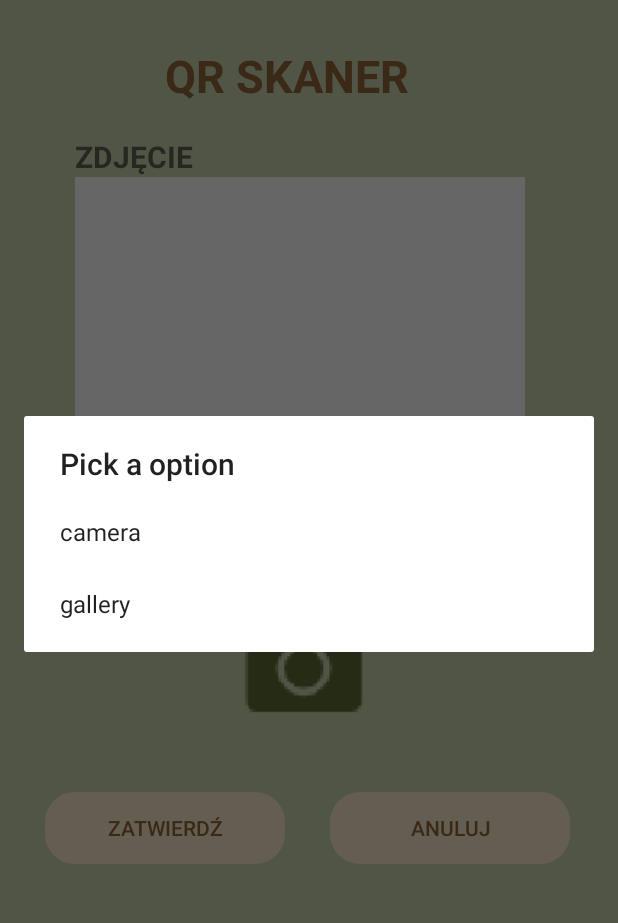
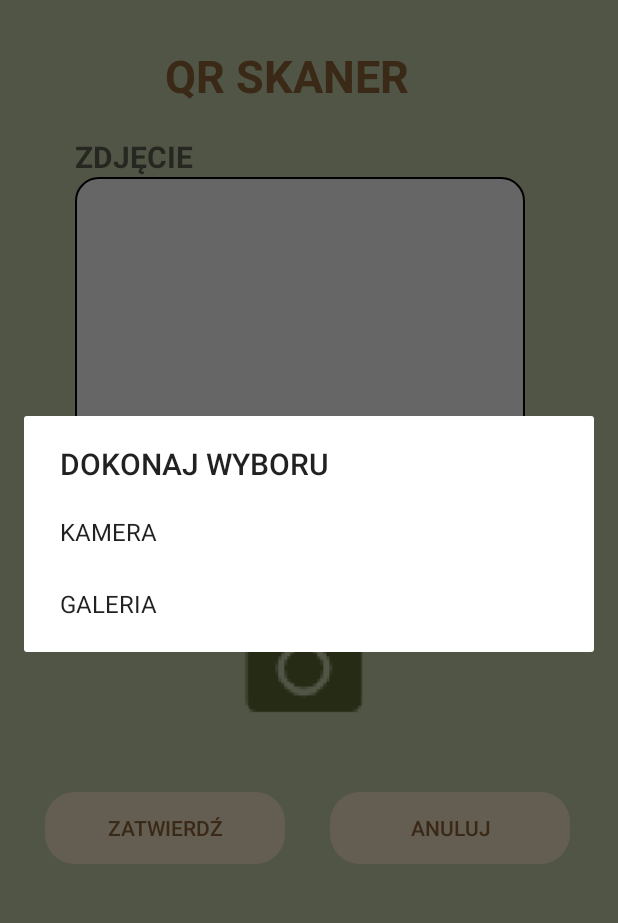
Before and after one commit to JacobChojnacki/Allergic_Detector_Application, an Android app: the QrPhoto screen opened directly, with no data from a screen before it, after a tap on "camera button", on a phone screen of 412 x 824 dp, the part 84-1007 px from its top. Run offline under Robolectric (Android 15) with nearby library versions, the phone set to English and light mode, and no system bars; our stand-ins replace Firebase (no records; nobody signed in at launch, a user with empty details on screens opened directly), data binding; libraries missing offline, so code that uses them is left out: com.google.mlkit.vision; 4 statements that could not run were skipped.

Commit message:
06.12.2022

```diff
--- a/app/src/main/java/com/example/allergicdetectorapplication/photo/QrPhoto.kt
+++ b/app/src/main/java/com/example/allergicdetectorapplication/photo/QrPhoto.kt
@@ -120,10 +120,10 @@ class QrPhoto : AppCompatActivity() {
         }
 
         btnScanBarcode.setOnClickListener {
-            val options = arrayOf("camera", "gallery")
+            val options = arrayOf("KAMERA", "GALERIA")
 
             val builder = AlertDialog.Builder(this@QrPhoto)
-            builder.setTitle("Pick a option")
+            builder.setTitle("DOKONAJ WYBORU")
 
             builder.setItems(options) { _, which ->
                 if (which == 0) {
--- /dev/null
+++ b/app/src/main/res/drawable/border.xml
@@ -0,0 +1,8 @@
+<?xml version="1.0" encoding="UTF-8"?>
+<shape xmlns:android="http://schemas.android.com/apk/res/android">
+    <solid android:color="#FFFFFF" />
+    <stroke android:width="1dp" android:color="#000000" />
+    <padding android:left="1dp" android:top="1dp" android:right="1dp"
+        android:bottom="1dp" />
+    <corners android:radius="15dp"/>
+</shape>
--- /dev/null
+++ b/app/src/main/res/drawable/hover.xml
@@ -0,0 +1,4 @@
+<?xml version="1.0" encoding="utf-8"?>
+<selector xmlns:android="http://schemas.android.com/apk/res/android">
+
+</selector>
--- /dev/null
+++ b/app/src/main/res/drawable/ripple.xml
@@ -0,0 +1,10 @@
+<?xml version="1.0" encoding="utf-8"?>
+<ripple xmlns:android="http://schemas.android.com/apk/res/android"
+    android:color="#0A8824">
+    <item>
+        <shape android:shape="rectangle">
+            <solid android:color="@color/button_color" />
+            <corners android:radius="20dp" />
+        </shape>
+    </item>
+</ripple>
--- a/app/src/main/res/layout/activity_allergens.xml
+++ b/app/src/main/res/layout/activity_allergens.xml
@@ -38,7 +38,7 @@
             android:layout_width="150sp"
             android:layout_height="50sp"
             android:layout_marginTop="20sp"
-            android:background="@drawable/button_background"
+            android:background="@drawable/ripple"
             android:text="@string/btn_add_allergen" />
 
         <androidx.appcompat.widget.AppCompatButton
@@ -47,7 +47,7 @@
             android:layout_height="50sp"
             android:layout_marginStart="40sp"
             android:layout_marginTop="20sp"
-            android:background="@drawable/button_background"
+            android:background="@drawable/ripple"
             android:text="@string/cancel" />
     </LinearLayout>
 </LinearLayout>
--- a/app/src/main/res/layout/activity_check_product.xml
+++ b/app/src/main/res/layout/activity_check_product.xml
@@ -25,7 +25,7 @@
         android:layout_height="wrap_content"
         android:layout_marginHorizontal="60sp"
         android:layout_marginTop="80sp"
-        android:background="@drawable/button_background"
+        android:background="@drawable/ripple"
         android:text="@string/after_qr"
         android:textColor="@color/text_color" />
 
@@ -35,7 +35,7 @@
         android:layout_height="wrap_content"
         android:layout_marginHorizontal="60sp"
         android:layout_marginTop="30sp"
-        android:background="@drawable/button_background"
+        android:background="@drawable/ripple"
         android:text="@string/after_ingredients_photo"
         android:textColor="@color/text_color" />
 
@@ -45,7 +45,7 @@
         android:layout_height="wrap_content"
         android:layout_marginHorizontal="110sp"
         android:layout_marginTop="100sp"
-        android:background="@drawable/button_background"
+        android:background="@drawable/ripple"
         android:text="@string/cancel"
         android:textColor="@color/text_color" />
 
--- a/app/src/main/res/layout/activity_log_in.xml
+++ b/app/src/main/res/layout/activity_log_in.xml
@@ -73,7 +73,7 @@
             android:layout_height="wrap_content"
             android:layout_marginHorizontal="30sp"
             android:layout_marginTop="100sp"
-            android:background="@drawable/button_background"
+            android:background="@drawable/ripple"
             android:text="@string/log_in"
             android:textColor="@color/text_color"/>
 
@@ -82,7 +82,7 @@
             android:layout_width="160sp"
             android:layout_height="wrap_content"
             android:layout_marginTop="100sp"
-            android:background="@drawable/button_background"
+            android:background="@drawable/ripple"
             android:text="@string/cancel"
             android:textColor="@color/text_color" />
     </LinearLayout>
--- a/app/src/main/res/layout/activity_personal_user_allergens.xml
+++ b/app/src/main/res/layout/activity_personal_user_allergens.xml
@@ -50,7 +50,7 @@
             android:layout_height="50sp"
             android:layout_marginStart="20sp"
             android:layout_marginTop="20sp"
-            android:background="@drawable/button_background"
+            android:background="@drawable/ripple"
             android:text="@string/confirm" />
 
         <androidx.appcompat.widget.AppCompatButton
@@ -59,7 +59,7 @@
             android:layout_height="50sp"
             android:layout_marginStart="40sp"
             android:layout_marginTop="20sp"
-            android:background="@drawable/button_background"
+            android:background="@drawable/ripple"
             android:text="@string/cancel" />
     </LinearLayout>
 
--- a/app/src/main/res/layout/activity_qr_scanner.xml
+++ b/app/src/main/res/layout/activity_qr_scanner.xml
@@ -22,7 +22,7 @@
 
         <TextView
             android:id="@+id/tvResult"
-            android:layout_width="wrap_content"
+            android:layout_width="300dp"
             android:layout_height="wrap_content"
             android:layout_marginStart="50sp"
             android:layout_marginTop="20sp"
@@ -35,7 +35,7 @@
             android:layout_width="300sp"
             android:layout_height="250sp"
             android:layout_marginStart="50sp"
-            android:background="@color/white" />
+            android:src="@drawable/border" />
 
         <ImageButton
             android:id="@+id/btnTakeQrPhoto"
@@ -57,7 +57,7 @@
                 android:layout_width="160sp"
                 android:layout_height="wrap_content"
                 android:layout_marginHorizontal="30sp"
-                android:background="@drawable/button_background"
+                android:background="@drawable/ripple"
                 android:text="@string/confirm"
                 android:textColor="@color/text_color" />
 
@@ -65,7 +65,7 @@
                 android:id="@+id/btnCancelQrPhoto"
                 android:layout_width="160sp"
                 android:layout_height="wrap_content"
-                android:background="@drawable/button_background"
+                android:background="@drawable/ripple"
                 android:text="@string/cancel"
                 android:textColor="@color/text_color" />
         </LinearLayout>
--- a/app/src/main/res/layout/activity_sign_up.xml
+++ b/app/src/main/res/layout/activity_sign_up.xml
@@ -134,7 +134,7 @@
             android:layout_height="wrap_content"
             android:layout_marginHorizontal="20sp"
             android:layout_marginTop="20sp"
-            android:background="@drawable/button_background"
+            android:background="@drawable/ripple"
             android:text="@string/register" />
 
         <androidx.appcompat.widget.AppCompatButton
@@ -142,7 +142,7 @@
             android:layout_width="160sp"
             android:layout_height="wrap_content"
             android:layout_marginTop="20sp"
-            android:background="@drawable/button_background"
+            android:background="@drawable/ripple"
             android:text="@string/cancel" />
     </LinearLayout>
 </LinearLayout>
```
Also changed, not shown: app/src/main/java/com/example/allergicdetectorapplication/photo/TextRecog.kt (+31 -1 lines), app/src/main/res/layout/activity_main.xml (+6 -6 lines), app/src/main/res/layout/activity_text_recog.xml (+5 -6 lines), app/src/main/res/layout/activity_user_main.xml (+4 -4 lines).
